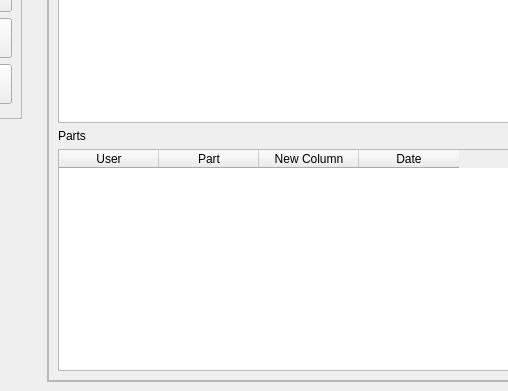
The window that UI-Design/Management-UI/show-hide-test.ui (PaulFSherwood/Project-assignment) describes before a commit, drawn with Qt 5; both pictures show x 136 to 644 and y 209 to 600 of the 963 by 600 pixel window.
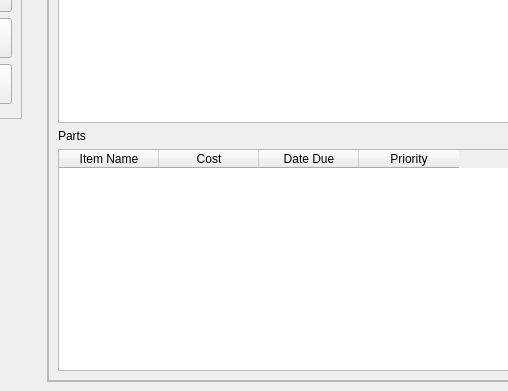
The same window after the commit. The open tabs and pages were chosen to show the change.

Commit message: completed cost tab

Patch:
```diff
--- a/UI-Design/Management-UI/show-hide-test.ui
+++ b/UI-Design/Management-UI/show-hide-test.ui
@@ -1130,22 +1130,22 @@
                <widget class="QTableWidget" name="cost_lower_table">
                 <column>
                  <property name="text">
-                  <string>User</string>
+                  <string>Item Name</string>
                  </property>
                 </column>
                 <column>
                  <property name="text">
-                  <string>Part</string>
+                  <string>Cost</string>
                  </property>
                 </column>
                 <column>
                  <property name="text">
-                  <string>New Column</string>
+                  <string>Date Due</string>
                  </property>
                 </column>
                 <column>
                  <property name="text">
-                  <string>Date</string>
+                  <string>Priority</string>
                  </property>
                 </column>
                </widget>
```
The commit also changes 1 other file.
